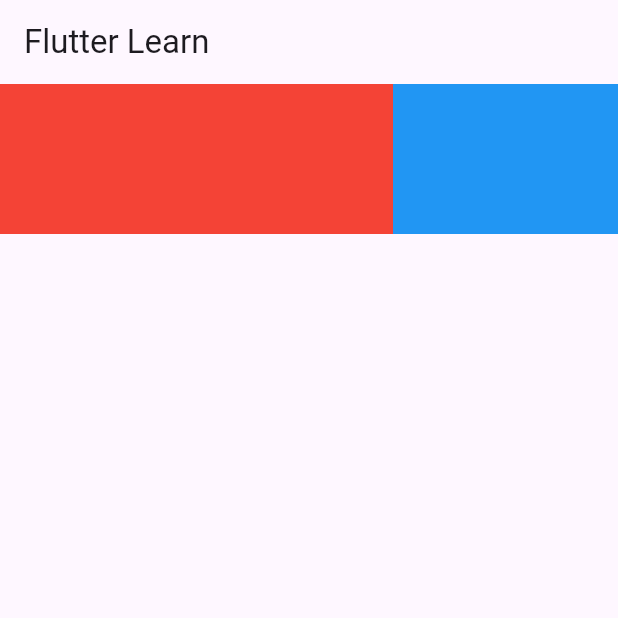
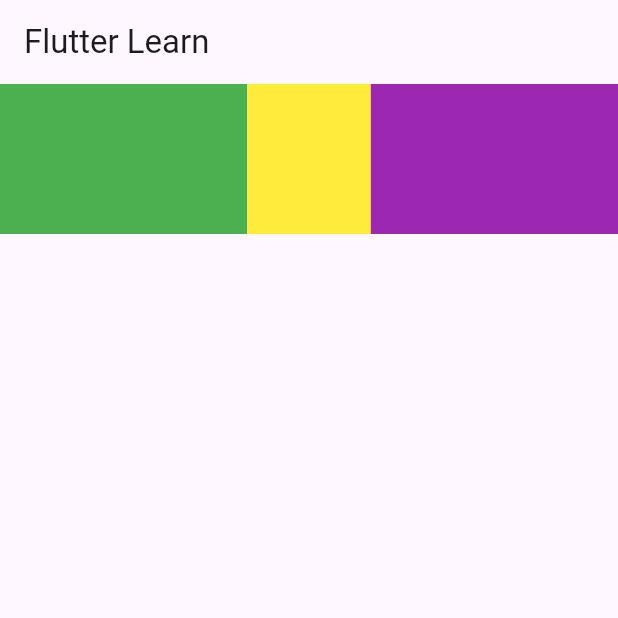
Before and after one commit to memahin/Flutter-Common-Widgets, a Flutter app: the screen it shows after launch, on a phone screen of 412 x 824 dp, the top half of it. Run offline on Flutter 3.47's test engine with Material 3 defaults, Android fonts, the phone set to English and light mode, and no system bars.

Commit message:
Flexible

```diff
--- a/lib/main.dart
+++ b/lib/main.dart
@@ -19,6 +19,26 @@ class HomePage extends StatelessWidget {
       appBar: AppBar(title: Text("Flutter Learn")),
       body: Row(
         children: [
+          Flexible(
+            flex: 2,
+            child: Container(color: Colors.green, height: 100),
+          ),
+          Flexible(
+            flex: 1,
+            child: Container(color: Colors.yellow, height: 100),
+          ),
+          Flexible(
+            flex: 2,
+            child: Container(color: Colors.purple, height: 100),
+          ),
+        ],
+      )
+
+
+
+      /*
+      Row(
+        children: [
           Expanded(
             child: Container(color: Colors.red, height: 100,),
           ),
@@ -26,7 +46,6 @@ class HomePage extends StatelessWidget {
         ],
       )
 
-      /*
       Stack(
         alignment: Alignment.topRight,
         children: [
```
